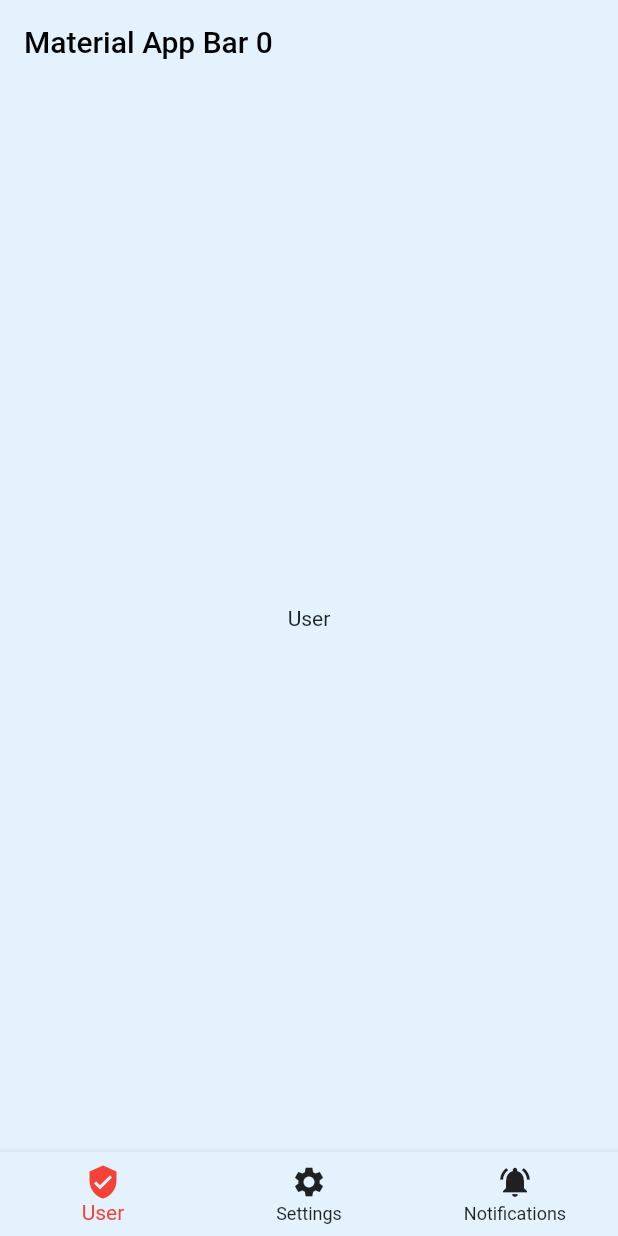
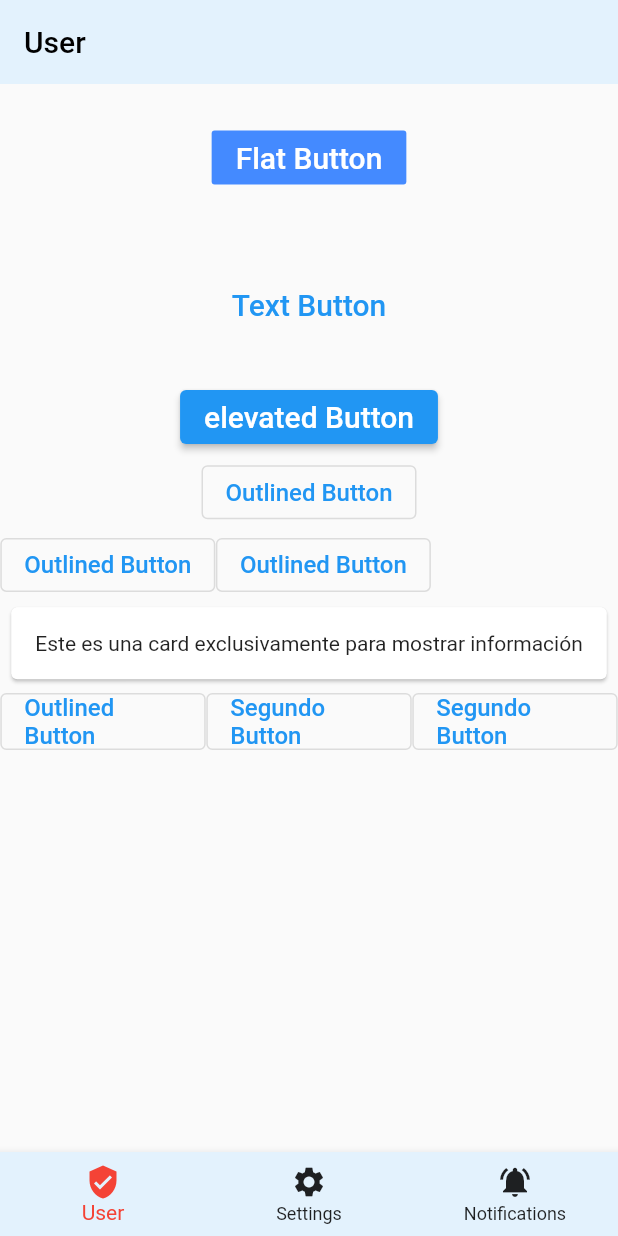
Before and after one commit to HyPulido/flutter_start, a Flutter app: the screen it shows after launch, on a phone screen of 412 x 824 dp. Run offline on Flutter 3.47's test engine with Material 2 defaults, Android fonts, the phone set to English and light mode, and no system bars.

Commit message:
Trabajando Container, Botones, Tipo layouts

```diff
--- a/lib/screens/home_screen.dart
+++ b/lib/screens/home_screen.dart
@@ -1,4 +1,5 @@
 import 'package:flutter/material.dart';
+import 'package:flutter_app/screens/settings_screen.dart';
 
 class HomeScreen extends StatefulWidget {
   @override
@@ -8,13 +9,19 @@ class HomeScreen extends StatefulWidget {
 class _HomeScreenState extends State<HomeScreen> {
   int currentPage = 0;
 
-  final PageController pageController = new PageController(initialPage: 0);
+  final PageController pageController =
+      new PageController(initialPage: 1); //Dice en que tab iniciar
 
   @override
   Widget build(BuildContext context) {
     return Scaffold(
       appBar: AppBar(
-        title: Text('Material App Bar $currentPage'),
+        title: currentPage == 0
+            ? Text("User")
+            : currentPage == 1
+                ? Text("Settings")
+                : Text("Notifications"),
+        // Text('Material App Bar $currentPage'),
         foregroundColor: Colors.black,
         elevation: 0,
         backgroundColor: Colors.blue.shade50,
@@ -28,7 +35,7 @@ class _HomeScreenState extends State<HomeScreen> {
             NeverScrollableScrollPhysics(), //No se puede hacer Scroll de manera manual
         children: [
           CustomScreen(color: Colors.blue.shade50, texto: "User"),
-          CustomScreen(color: Colors.red, texto: "Settings"),
+          SettingsScreen(),
           CustomScreen(color: Colors.blue.shade50, texto: "Notifications")
         ],
       ),
@@ -83,3 +90,20 @@ class CustomScreen extends StatelessWidget {
     );
   }
 }
+
+// class SettingsScreen extends StatelessWidget {
+//   final Color color;
+//   final String texto;
+
+//   const SettingsScreen({required this.color, required this.texto});
+
+//   @override
+//   Widget build(BuildContext context) {
+//     return Container(
+//       color: color,
+//       child: Center(
+//         child: Text('Hola mundo $texto'),
+//       ),
+//     );
+//   }
+// }
--- /dev/null
+++ b/lib/screens/settings_screen.dart
@@ -0,0 +1,241 @@
+import 'package:flutter/material.dart';
+
+class SettingsScreen extends StatefulWidget {
+  const SettingsScreen({Key? key}) : super(key: key);
+
+  @override
+  State<SettingsScreen> createState() => _SettingsScreen();
+}
+
+class _SettingsScreen extends State<SettingsScreen> {
+  int _count = 0;
+
+  @override
+  Widget build(BuildContext context) {
+    return Scaffold(
+        body: Center(
+            child: Column(children: <Widget>[
+      Container(
+        margin: EdgeInsets.all(25),
+        child: FlatButton(
+          child: Text(
+            'Flat Button',
+            style: TextStyle(fontSize: 20.0),
+          ),
+          color: Colors.blueAccent,
+          textColor: Colors.white,
+          onPressed: () {},
+        ),
+      ),
+      Container(
+        margin: EdgeInsets.all(25),
+        child: TextButton(
+          child: Text(
+            'Text Button',
+            style: TextStyle(fontSize: 20.0),
+          ),
+          onPressed: () {},
+        ),
+      ),
+      Container(
+        margin: EdgeInsets.all(2.0),
+        child: ElevatedButton(
+          child: Text(
+            'elevated Button',
+            style: TextStyle(fontSize: 20.0),
+          ),
+          onPressed: () {},
+        ),
+      ),
+      Container(
+        // margin: EdgeInsets.all(25),
+        padding: EdgeInsets.all(.2),
+        child: OutlinedButton(
+          child: Text(
+            'Outlined Button',
+            style: TextStyle(fontSize: 16.0),
+          ),
+          onPressed: () {},
+        ),
+      ),
+      Container(
+        child: Row(children: <Widget>[
+          Container(
+            // margin: EdgeInsets.all(25),
+            padding: EdgeInsets.all(.2),
+            child: OutlinedButton(
+              child: Text(
+                'Outlined Button',
+                style: TextStyle(fontSize: 16.0),
+              ),
+              onPressed: () {},
+            ),
+          ),
+          Container(
+            // margin: EdgeInsets.all(25),
+            padding: EdgeInsets.all(.2),
+            child: OutlinedButton(
+              child: Text(
+                'Outlined Button',
+                style: TextStyle(fontSize: 16.0),
+              ),
+              onPressed: () {},
+            ),
+          ),
+        ]),
+      ),
+      Card(
+        child: Padding(
+          padding: EdgeInsets.all(16.0),
+          child:
+              Text('Este es una card exclusivamente para mostrar información'),
+        ),
+      ),
+
+      //Container con 3 botones
+
+      Container(
+        child: Row(
+          children: <Widget>[
+            Expanded(
+              child: Container(
+                // margin: EdgeInsets.all(25),
+                padding: EdgeInsets.all(.2),
+                child: OutlinedButton(
+                  child: Text(
+                    'Outlined Button',
+                    style: TextStyle(fontSize: 16.0),
+                  ),
+                  onPressed: () {},
+                ),
+              ),
+              // Text('Deliver features faster', textAlign: TextAlign.center),
+            ),
+            Expanded(
+              child: Container(
+                // margin: EdgeInsets.all(25),
+                padding: EdgeInsets.all(.2),
+                child: OutlinedButton(
+                  child: Text(
+                    'Segundo Button',
+                    style: TextStyle(fontSize: 16.0),
+                  ),
+                  onPressed: () {},
+                ),
+              ),
+            ),
+            Expanded(
+              child: Container(
+                // margin: EdgeInsets.all(25),
+                padding: EdgeInsets.all(.2),
+                child: OutlinedButton(
+                  child: Text(
+                    'Segundo Button',
+                    style: TextStyle(fontSize: 16.0),
+                  ),
+                  onPressed: () {},
+                ),
+              ),
+            ),
+            // Expanded(
+            //   child: FittedBox(
+            //     fit: BoxFit.contain, // otherwise the logo will be tiny
+            //     child: const FlutterLogo(),
+            //   ),
+            // ),
+          ],
+        ),
+      ),
+    ]))
+
+        // body: Center(child: Text('You have pressed the button times.')),
+        // backgroundColor: Colors.blue.shade50,
+
+//     return Container(
+//       decoration: BoxDecoration(color: Colors.yellow.shade100),
+
+// button: ButtonBar
+//       child: Center(
+//         child: Text("Hola mundo malo"),
+
+//       ),
+
+        // child: Center(
+        //   child: Text(
+        //     'Hello World',
+        //     textDirection: TextDirection.ltr,
+        //     style: TextStyle(
+        //       fontSize: 24,
+        //       color: Colors.black87,
+        //     ),
+        //   ),
+        // ),
+        );
+
+    // return Scaffold(
+    //   body: Center(child: Text('You have pressed the button $_count times.')),
+    //   backgroundColor: Colors.blue.shade50,
+    //   floatingActionButton: FloatingActionButton(
+    //     onPressed: () => setState(() => _count++),
+    //     // tooltip: 'Increment Counter',
+    //     child: const Icon(Icons.add),
+    //   ),
+    // );
+  }
+}
+
+
+
+// class SettingsScreen extends StatelessWidget {
+//   @override
+//   Widget build(BuildContext context) {
+//     return Scaffold(
+//       appBar: AppBar(
+//         title: const Text('Sample Code'),
+//       ),
+//       body: Center(child: Text('You have pressed the button $_count times.')),
+//       floatingActionButton: FloatingActionButton(
+//         onPressed: () => setState(() => _count++),
+//         tooltip: 'Increment Counter',
+//         child: const Icon(Icons.add),
+//       ),
+//     );
+
+//     // return Container(
+//     //   color: Color.fromARGB(23, 23, 23, 1),
+//     //   child: Center(
+//     //     child: Text('Hola mundo '),
+//     //   ),
+//     // );
+//   }
+// }
+
+// class SettingsScreen extends StatelessWidget {
+//   final Color color;
+//   final String texto;
+
+//   const SettingsScreen({required this.color, required this.texto});
+
+//   @override
+//   Widget build(BuildContext context) {
+//     return Container(
+//       color: color,
+//       child: Center(
+//         child: Text('Hola mundo $texto'),
+//       ),
+//     );
+//   }
+// }
+
+
+//  Scaffold(
+//         appBar: AppBar(
+//           title: Text('Material App Bar '),
+//           elevation: 0,
+//           backgroundColor: Colors.black,
+//         ),
+//         body: Center(
+//           child: Container(
+//             child: Text('Hello World'),
+//           ),
+//         ),
```
